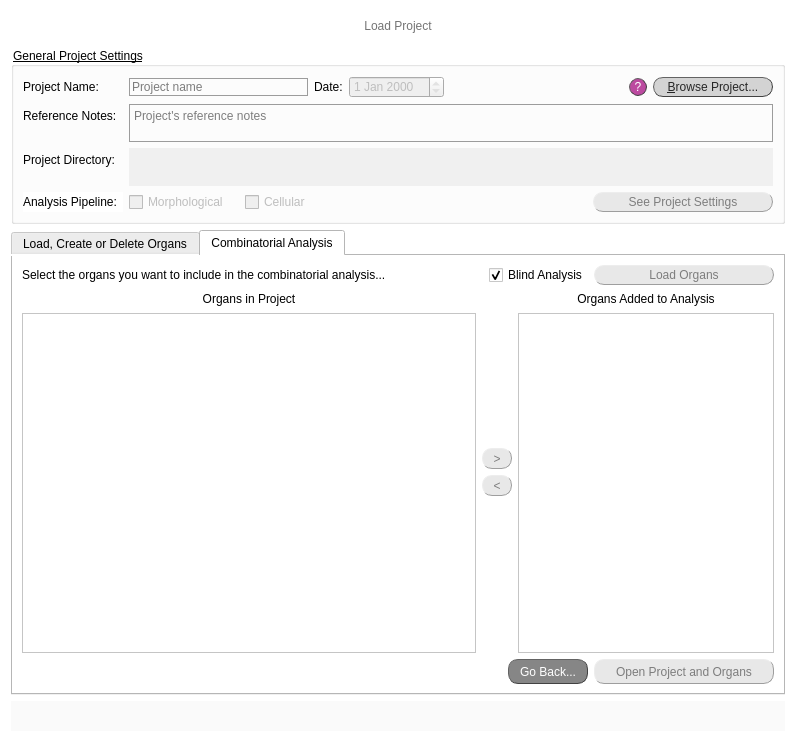
jsanchez679/morphoHeart_rev, file src/gui/ui/load_project_screen.ui: the form before one commit.
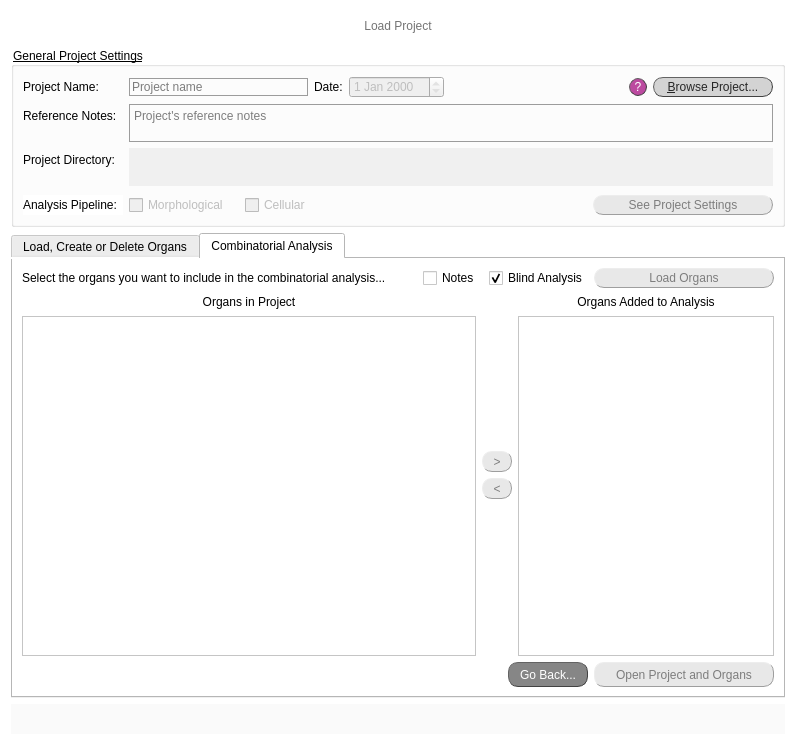
The form after the commit.

What changed in the file:
```diff
--- a/src/gui/ui/load_project_screen.ui
+++ b/src/gui/ui/load_project_screen.ui
@@ -7,7 +7,7 @@
     <x>0</x>
     <y>0</y>
     <width>796</width>
-    <height>724</height>
+    <height>745</height>
    </rect>
   </property>
   <property name="windowTitle">
@@ -1049,6 +1049,34 @@
            </property>
           </widget>
          </item>
+         <item>
+          <widget class="QCheckBox" name="cB_notes_comb">
+           <property name="sizePolicy">
+            <sizepolicy hsizetype="Fixed" vsizetype="Fixed">
+             <horstretch>0</horstretch>
+             <verstretch>0</verstretch>
+            </sizepolicy>
+           </property>
+           <property name="minimumSize">
+            <size>
+             <width>60</width>
+             <height>18</height>
+            </size>
+           </property>
+           <property name="layoutDirection">
+            <enum>Qt::LeftToRight</enum>
+           </property>
+           <property name="styleSheet">
+            <string notr="true">font: 25 10pt &quot;Calibri Light&quot;;</string>
+           </property>
+           <property name="text">
+            <string>Notes</string>
+           </property>
+           <property name="checked">
+            <bool>false</bool>
+           </property>
+          </widget>
+         </item>
          <item>
           <widget class="QCheckBox" name="cB_blind_comb">
            <property name="sizePolicy">
```
Left out of the diff: 28 changed lines with no effect on the pictures.
